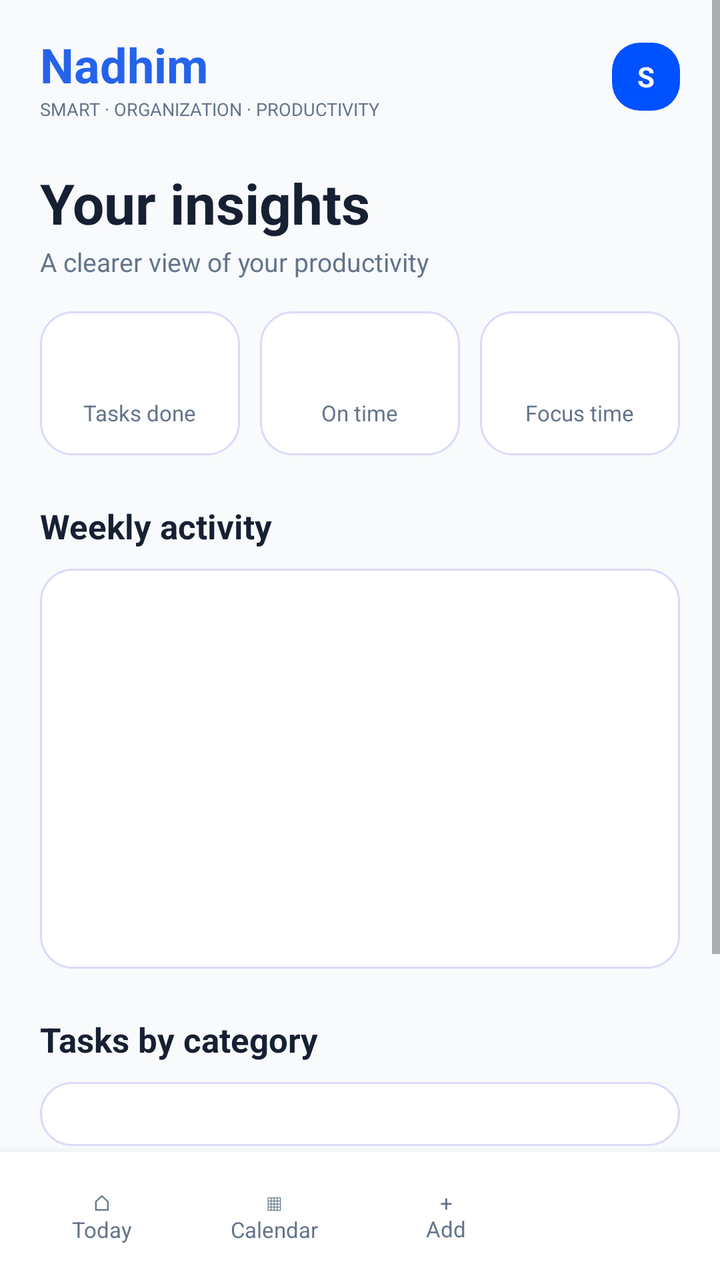
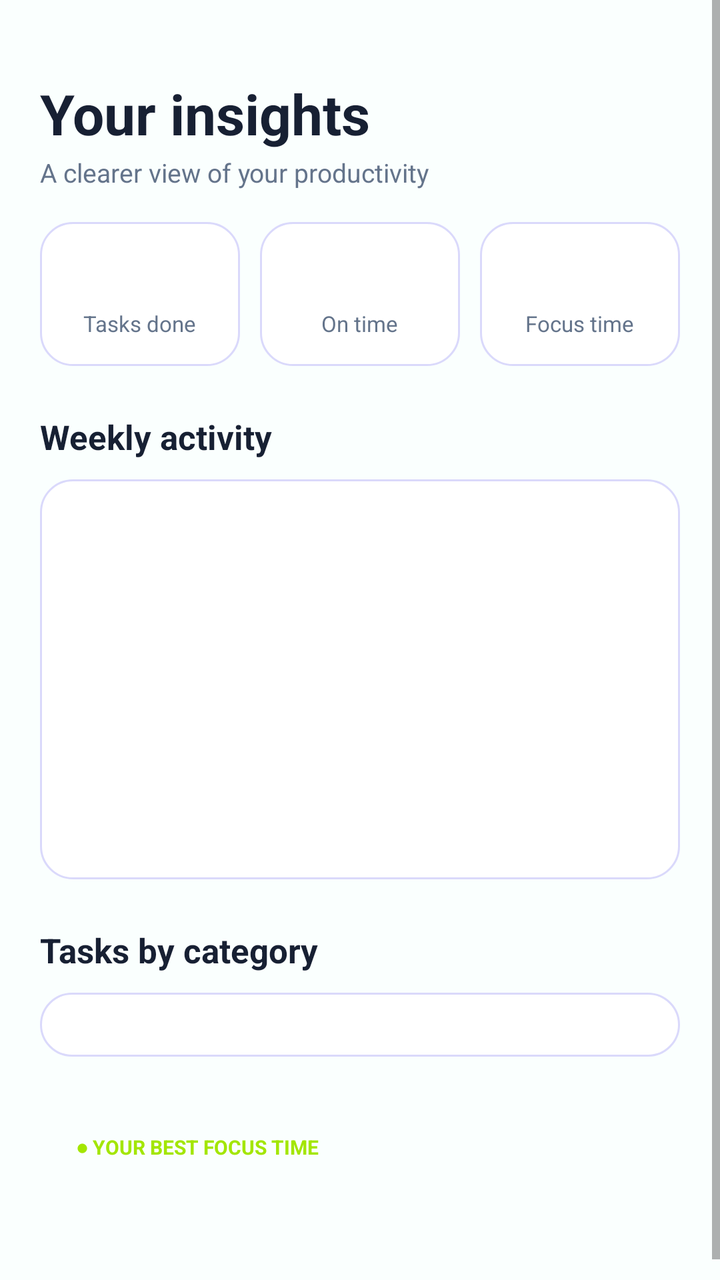

An Android layout rendered at two revisions. The XML below is the earlier revision; the diff shows what the commit changed to produce the second picture.
<!-- AndroidManifest.xml: application theme AppTheme -->
<!-- res/layout/activity_insights.xml -->
<?xml version="1.0" encoding="utf-8"?>
<LinearLayout xmlns:android="http://schemas.android.com/apk/res/android"
    android:layout_width="match_parent"
    android:layout_height="match_parent"
    android:background="#F8FAFC"
    android:orientation="vertical">

    <ScrollView
        android:layout_width="match_parent"
        android:layout_height="0dp"
        android:layout_weight="1"
        android:fillViewport="true">

        <LinearLayout
            android:layout_width="match_parent"
            android:layout_height="wrap_content"
            android:orientation="vertical"
            android:paddingStart="20dp"
            android:paddingTop="16dp"
            android:paddingEnd="20dp"
            android:paddingBottom="20dp">

            
            <LinearLayout
                android:layout_width="match_parent"
                android:layout_height="wrap_content"
                android:gravity="center_vertical"
                android:orientation="horizontal">

                <LinearLayout
                    android:layout_width="0dp"
                    android:layout_height="wrap_content"
                    android:layout_weight="1"
                    android:orientation="vertical">

                    <TextView
                        android:layout_width="wrap_content"
                        android:layout_height="wrap_content"
                        android:text="Nadhim"
                        android:textColor="#2563EB"
                        android:textSize="24sp"
                        android:textStyle="bold" />

                    <TextView
                        android:layout_width="wrap_content"
                        android:layout_height="wrap_content"
                        android:text="SMART · ORGANIZATION · PRODUCTIVITY"
                        android:textColor="#64748B"
                        android:textSize="9sp" />
                </LinearLayout>

                <TextView
                    android:layout_width="34dp"
                    android:layout_height="34dp"
                    android:background="@drawable/bg_badge_med"
                    android:gravity="center"
                    android:text="S"
                    android:textColor="#FFFFFF"
                    android:textSize="14sp"
                    android:textStyle="bold" />
            </LinearLayout>

            
            <TextView
                android:layout_width="wrap_content"
                android:layout_height="wrap_content"
                android:layout_marginTop="22dp"
                android:text="Your insights"
                android:textColor="#172033"
                android:textSize="28sp"
                android:textStyle="bold" />

            <TextView
                android:layout_width="wrap_content"
                android:layout_height="wrap_content"
                android:layout_marginTop="2dp"
                android:text="A clearer view of your productivity"
                android:textColor="#64748B"
                android:textSize="13sp" />

            
            <LinearLayout
                android:layout_width="match_parent"
                android:layout_height="wrap_content"
                android:layout_marginTop="16dp"
                android:orientation="horizontal">

                <LinearLayout
                    android:layout_width="0dp"
                    android:layout_height="wrap_content"
                    android:layout_marginEnd="5dp"
                    android:layout_weight="1"
                    android:background="@drawable/bg_card"
                    android:gravity="center"
                    android:orientation="vertical"
                    android:paddingTop="14dp"
                    android:paddingBottom="14dp">

                    <TextView
                        android:id="@+id/statTasksValue"
                        android:layout_width="wrap_content"
                        android:layout_height="wrap_content"
                        android:textColor="#2563EB"
                        android:textSize="22sp"
                        android:textStyle="bold" />

                    <TextView
                        android:layout_width="wrap_content"
                        android:layout_height="wrap_content"
                        android:text="Tasks done"
                        android:textColor="#64748B"
                        android:textSize="11sp" />
                </LinearLayout>

                <LinearLayout
                    android:layout_width="0dp"
                    android:layout_height="wrap_content"
                    android:layout_marginStart="5dp"
                    android:layout_marginEnd="5dp"
                    android:layout_weight="1"
                    android:background="@drawable/bg_card"
                    android:gravity="center"
                    android:orientation="vertical"
                    android:paddingTop="14dp"
                    android:paddingBottom="14dp">

                    <TextView
                        android:id="@+id/statOnTimeValue"
                        android:layout_width="wrap_content"
                        android:layout_height="wrap_content"
                        android:textColor="#2563EB"
                        android:textSize="22sp"
                        android:textStyle="bold" />

                    <TextView
                        android:layout_width="wrap_content"
                        android:layout_height="wrap_content"
                        android:text="On time"
                        android:textColor="#64748B"
                        android:textSize="11sp" />
                </LinearLayout>

                <LinearLayout
                    android:layout_width="0dp"
                    android:layout_height="wrap_content"
                    android:layout_marginStart="5dp"
                    android:layout_weight="1"
                    android:background="@drawable/bg_card"
                    android:gravity="center"
                    android:orientation="vertical"
                    android:paddingTop="14dp"
                    android:paddingBottom="14dp">

                    <TextView
                        android:id="@+id/statFocusValue"
                        android:layout_width="wrap_content"
                        android:layout_height="wrap_content"
                        android:textColor="#2563EB"
                        android:textSize="22sp"
                        android:textStyle="bold" />

                    <TextView
                        android:layout_width="wrap_content"
                        android:layout_height="wrap_content"
                        android:text="Focus time"
                        android:textColor="#64748B"
                        android:textSize="11sp" />
                </LinearLayout>
            </LinearLayout>

            
            <TextView
                android:layout_width="wrap_content"
                android:layout_height="wrap_content"
                android:layout_marginTop="24dp"
                android:text="Weekly activity"
                android:textColor="#172033"
                android:textSize="17sp"
                android:textStyle="bold" />

            <LinearLayout
                android:id="@+id/weeklyBars"
                android:layout_width="match_parent"
                android:layout_height="200dp"
                android:layout_marginTop="10dp"
                android:background="@drawable/bg_card"
                android:orientation="horizontal"
                android:paddingStart="12dp"
                android:paddingTop="14dp"
                android:paddingEnd="12dp"
                android:paddingBottom="14dp" />

            
            <TextView
                android:layout_width="wrap_content"
                android:layout_height="wrap_content"
                android:layout_marginTop="24dp"
                android:text="Tasks by category"
                android:textColor="#172033"
                android:textSize="17sp"
                android:textStyle="bold" />

            <LinearLayout
                android:id="@+id/categoriesContainer"
                android:layout_width="match_parent"
                android:layout_height="wrap_content"
                android:layout_marginTop="10dp"
                android:background="@drawable/bg_card"
                android:orientation="vertical"
                android:padding="16dp" />

            
            <LinearLayout
                android:id="@+id/focusCard"
                android:layout_width="match_parent"
                android:layout_height="wrap_content"
                android:layout_marginTop="20dp"
                android:orientation="vertical"
                android:padding="18dp">

                <TextView
                    android:layout_width="wrap_content"
                    android:layout_height="wrap_content"
                    android:text="● YOUR BEST FOCUS TIME"
                    android:textColor="#A3E600"
                    android:textSize="10sp"
                    android:textStyle="bold" />

                <TextView
                    android:id="@+id/focusTimeText"
                    android:layout_width="wrap_content"
                    android:layout_height="wrap_content"
                    android:layout_marginTop="8dp"
                    android:textColor="#FFFFFF"
                    android:textSize="18sp"
                    android:textStyle="bold" />
            </LinearLayout>
        </LinearLayout>
    </ScrollView>

    
    <LinearLayout
        android:id="@+id/legacy_bottom_navigation"
        android:layout_width="match_parent"
        android:layout_height="64dp"
        android:background="#FFFFFF"
        android:elevation="8dp"
        android:gravity="center"
        android:orientation="horizontal"
        android:paddingStart="8dp"
        android:paddingTop="6dp"
        android:paddingEnd="8dp"
        android:paddingBottom="6dp">

        <TextView
            android:id="@+id/todayNavigation"
            android:layout_width="0dp"
            android:layout_height="match_parent"
            android:layout_weight="1"
            android:gravity="center"
            android:text="⌂\nToday"
            android:textColor="#64748B"
            android:textSize="11sp" />

        <TextView
            android:id="@+id/calendarNavigation"
            android:layout_width="0dp"
            android:layout_height="match_parent"
            android:layout_weight="1"
            android:gravity="center"
            android:text="▦\nCalendar"
            android:textColor="#64748B"
            android:textSize="11sp" />

        <TextView
            android:id="@+id/addNavigation"
            android:layout_width="0dp"
            android:layout_height="match_parent"
            android:layout_weight="1"
            android:gravity="center"
            android:text="+\nAdd"
            android:textColor="#64748B"
            android:textSize="11sp" />

        <TextView
            android:id="@+id/insightsNavigation"
            android:layout_width="0dp"
            android:layout_height="match_parent"
            android:layout_weight="1"
            android:gravity="center"
            android:text="◔\nInsights"
            android:textColor="#FFFFFF"
            android:textSize="11sp"
            android:textStyle="bold" />
    </LinearLayout>
</LinearLayout>
<!-- resources referenced by this layout -->
<resources>
  <!-- drawable bg_badge_med (drawable) -->
  <?xml version="1.0" encoding="utf-8"?>
  <shape xmlns:android="http://schemas.android.com/apk/res/android"
      android:shape="rectangle">
      <corners android:radius="14dp" />
      <gradient
          android:type="radial"
          android:gradientRadius="40dp"
          android:startColor="@color/brand_blue"
          android:centerColor="@color/brand_blue"
          android:endColor="@color/brand_blue_light" />
  </shape>
  <!-- drawable bg_card (drawable) -->
  <?xml version="1.0" encoding="utf-8"?>
  <shape xmlns:android="http://schemas.android.com/apk/res/android"
      android:shape="rectangle">
      <corners android:radius="16dp" />
      <solid android:color="@color/card_background" />
      <stroke android:width="1dp" android:color="@color/border" />
  </shape>
  <style name="AppTheme" parent="android:style/Theme.Material.Light.NoActionBar">
          <item name="android:windowBackground">@color/screen_background</item>
          <item name="android:statusBarColor">@color/screen_background</item>
          <item name="android:windowLightStatusBar">true</item>
          <item name="android:navigationBarColor">@color/screen_background</item>
      </style>
  <color name="brand_blue">#0051FF</color>
  <color name="brand_blue_light">#719EFF</color>
  <color name="card_background">#FFFFFF</color>
  <color name="border">#DAD9FB</color>
  <color name="screen_background">#FAFFFE</color>
</resources>

<!-- the commit's change to res/layout/activity_insights.xml (unified diff, before → after) -->
@@ -2,7 +2,7 @@
 <LinearLayout xmlns:android="http://schemas.android.com/apk/res/android"
     android:layout_width="match_parent"
     android:layout_height="match_parent"
-    android:background="#F8FAFC"
+
     android:orientation="vertical">
 
     <ScrollView
@@ -21,46 +21,6 @@
             android:paddingBottom="20dp">
 
             
-            <LinearLayout
-                android:layout_width="match_parent"
-                android:layout_height="wrap_content"
-                android:gravity="center_vertical"
-                android:orientation="horizontal">
-
-                <LinearLayout
-                    android:layout_width="0dp"
-                    android:layout_height="wrap_content"
-                    android:layout_weight="1"
-                    android:orientation="vertical">
-
-                    <TextView
-                        android:layout_width="wrap_content"
-                        android:layout_height="wrap_content"
-                        android:text="Nadhim"
-                        android:textColor="#2563EB"
-                        android:textSize="24sp"
-                        android:textStyle="bold" />
-
-                    <TextView
-                        android:layout_width="wrap_content"
-                        android:layout_height="wrap_content"
-                        android:text="SMART · ORGANIZATION · PRODUCTIVITY"
-                        android:textColor="#64748B"
-                        android:textSize="9sp" />
-                </LinearLayout>
-
-                <TextView
-                    android:layout_width="34dp"
-                    android:layout_height="34dp"
-                    android:background="@drawable/bg_badge_med"
-                    android:gravity="center"
-                    android:text="S"
-                    android:textColor="#FFFFFF"
-                    android:textSize="14sp"
-                    android:textStyle="bold" />
-            </LinearLayout>
-
-            
             <TextView
                 android:layout_width="wrap_content"
                 android:layout_height="wrap_content"
@@ -237,60 +197,4 @@
             </LinearLayout>
         </LinearLayout>
     </ScrollView>
-
-    
-    <LinearLayout
-        android:id="@+id/legacy_bottom_navigation"
-        android:layout_width="match_parent"
-        android:layout_height="64dp"
-        android:background="#FFFFFF"
-        android:elevation="8dp"
-        android:gravity="center"
-        android:orientation="horizontal"
-        android:paddingStart="8dp"
-        android:paddingTop="6dp"
-        android:paddingEnd="8dp"
-        android:paddingBottom="6dp">
-
-        <TextView
-            android:id="@+id/todayNavigation"
-            android:layout_width="0dp"
-            android:layout_height="match_parent"
-            android:layout_weight="1"
-            android:gravity="center"
-            android:text="⌂\nToday"
-            android:textColor="#64748B"
-            android:textSize="11sp" />
-
-        <TextView
-            android:id="@+id/calendarNavigation"
-            android:layout_width="0dp"
-            android:layout_height="match_parent"
-            android:layout_weight="1"
-            android:gravity="center"
-            android:text="▦\nCalendar"
-            android:textColor="#64748B"
-            android:textSize="11sp" />
-
-        <TextView
-            android:id="@+id/addNavigation"
-            android:layout_width="0dp"
-            android:layout_height="match_parent"
-            android:layout_weight="1"
-            android:gravity="center"
-            android:text="+\nAdd"
-            android:textColor="#64748B"
-            android:textSize="11sp" />
-
-        <TextView
-            android:id="@+id/insightsNavigation"
-            android:layout_width="0dp"
-            android:layout_height="match_parent"
-            android:layout_weight="1"
-            android:gravity="center"
-            android:text="◔\nInsights"
-            android:textColor="#FFFFFF"
-            android:textSize="11sp"
-            android:textStyle="bold" />
-    </LinearLayout>
 </LinearLayout>
<!-- resource entries referenced after the edit -->
@@ -1,17 +1,5 @@
 <!-- resources referenced by this layout -->
 <resources>
-  <!-- drawable bg_badge_med (drawable) -->
-  <?xml version="1.0" encoding="utf-8"?>
-  <shape xmlns:android="http://schemas.android.com/apk/res/android"
-      android:shape="rectangle">
-      <corners android:radius="14dp" />
-      <gradient
-          android:type="radial"
-          android:gradientRadius="40dp"
-          android:startColor="@color/brand_blue"
-          android:centerColor="@color/brand_blue"
-          android:endColor="@color/brand_blue_light" />
-  </shape>
   <!-- drawable bg_card (drawable) -->
   <?xml version="1.0" encoding="utf-8"?>
   <shape xmlns:android="http://schemas.android.com/apk/res/android"
@@ -26,8 +14,6 @@
           <item name="android:windowLightStatusBar">true</item>
           <item name="android:navigationBarColor">@color/screen_background</item>
       </style>
-  <color name="brand_blue">#0051FF</color>
-  <color name="brand_blue_light">#719EFF</color>
   <color name="card_background">#FFFFFF</color>
   <color name="border">#DAD9FB</color>
   <color name="screen_background">#FAFFFE</color>
